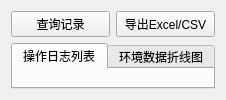
Qt form ui/historywidget.ui (pot-oie/SmartHome) before a commit.
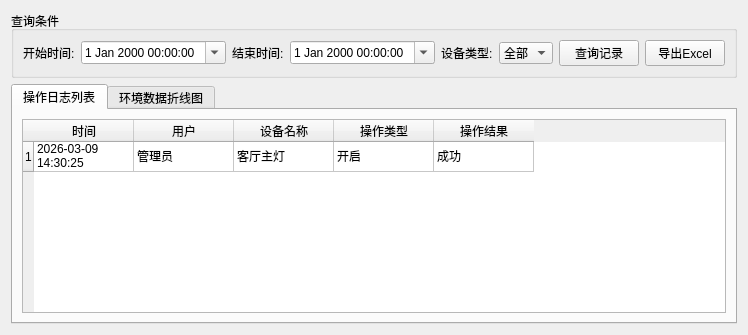
The same form after that commit.

```diff
--- a/ui/historywidget.ui
+++ b/ui/historywidget.ui
@@ -4,15 +4,105 @@
  <widget class="QWidget" name="HistoryWidget">
   <layout class="QVBoxLayout" name="verticalLayout">
    <item>
-    <layout class="QHBoxLayout" name="horizontalLayout">
-     <item><widget class="QPushButton" name="btnSearch"><property name="text"><string>查询记录</string></property></widget></item>
-     <item><widget class="QPushButton" name="btnExport"><property name="text"><string>导出Excel/CSV</string></property></widget></item>
-    </layout>
+    <widget class="QGroupBox" name="groupBox_filter">
+     <property name="title"><string>查询条件</string></property>
+     <property name="maximumSize"><size><width>16777215</width><height>100</height></size></property>
+     <layout class="QHBoxLayout" name="horizontalLayout">
+      <item>
+       <widget class="QLabel" name="label_startTime">
+        <property name="text"><string>开始时间:</string></property>
+       </widget>
+      </item>
+      <item>
+       <widget class="QDateTimeEdit" name="dateTimeEdit_start">
+        <property name="calendarPopup"><bool>true</bool></property>
+       </widget>
+      </item>
+      <item>
+       <widget class="QLabel" name="label_endTime">
+        <property name="text"><string>结束时间:</string></property>
+       </widget>
+      </item>
+      <item>
+       <widget class="QDateTimeEdit" name="dateTimeEdit_end">
+        <property name="calendarPopup"><bool>true</bool></property>
+       </widget>
+      </item>
+      <item>
+       <widget class="QLabel" name="label_deviceType">
+        <property name="text"><string>设备类型:</string></property>
+       </widget>
+      </item>
+      <item>
+       <widget class="QComboBox" name="comboBox_deviceType">
+        <item><property name="text"><string>全部</string></property></item>
+        <item><property name="text"><string>灯光</string></property></item>
+        <item><property name="text"><string>空调</string></property></item>
+        <item><property name="text"><string>窗帘</string></property></item>
+       </widget>
+      </item>
+      <item>
+       <widget class="QPushButton" name="btnSearch">
+        <property name="text"><string>查询记录</string></property>
+       </widget>
+      </item>
+      <item>
+       <widget class="QPushButton" name="btnExport">
+        <property name="text"><string>导出Excel</string></property>
+       </widget>
+      </item>
+     </layout>
+    </widget>
    </item>
    <item>
     <widget class="QTabWidget" name="tabWidget">
-     <widget class="QWidget" name="tab_logs"><attribute name="title"><string>操作日志列表</string></attribute></widget>
-     <widget class="QWidget" name="tab_charts"><attribute name="title"><string>环境数据折线图</string></attribute></widget>
+     <property name="currentIndex"><number>0</number></property>
+     <widget class="QWidget" name="tab_logs">
+      <attribute name="title"><string>操作日志列表</string></attribute>
+      <layout class="QVBoxLayout" name="verticalLayout_logs">
+       <item>
+        <widget class="QTableWidget" name="tableWidget_logs">
+         <property name="alternatingRowColors"><bool>true</bool></property>
+         <property name="columnCount"><number>5</number></property>
+         <column><property name="text"><string>时间</string></property></column>
+         <column><property name="text"><string>用户</string></property></column>
+         <column><property name="text"><string>设备名称</string></property></column>
+         <column><property name="text"><string>操作类型</string></property></column>
+         <column><property name="text"><string>操作结果</string></property></column>
+         <row>
+          <property name="text"><string>1</string></property>
+         </row>
+         <item row="0" column="0">
+          <property name="text"><string>2026-03-09 14:30:25</string></property>
+         </item>
+         <item row="0" column="1">
+          <property name="text"><string>管理员</string></property>
+         </item>
+         <item row="0" column="2">
+          <property name="text"><string>客厅主灯</string></property>
+         </item>
+         <item row="0" column="3">
+          <property name="text"><string>开启</string></property>
+         </item>
+         <item row="0" column="4">
+          <property name="text"><string>成功</string></property>
+         </item>
+        </widget>
+       </item>
+      </layout>
+     </widget>
+     <widget class="QWidget" name="tab_charts">
+      <attribute name="title"><string>环境数据折线图</string></attribute>
+      <layout class="QVBoxLayout" name="verticalLayout_charts">
+       <item>
+        <widget class="QLabel" name="label_chartPlaceholder">
+         <property name="text"><string>此处将显示温湿度变化趋势图\n\n需要集成 QtCharts 或 QCustomPlot 组件\n（当前为占位符）</string></property>
+         <property name="alignment"><set>Qt::AlignCenter</set></property>
+         <property name="font"><font><pointsize>12</pointsize></font></property>
+        </widget>
+       </item>
+      </layout>
+     </widget>
     </widget>
    </item>
   </layout>
```
